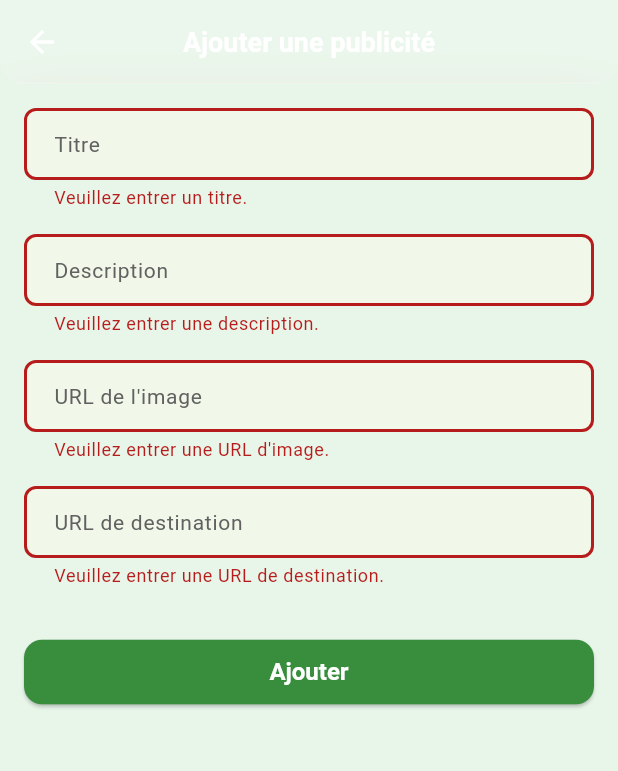
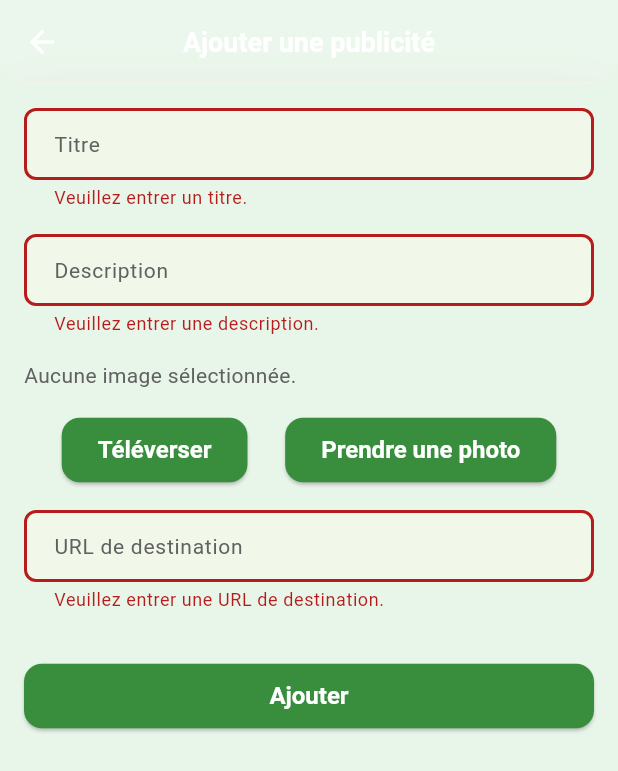
Before and after one commit to ericdzik/MoneyCharge, a Flutter app: the AdScreen screen opened directly, after a tap on "Ajouter", on a phone screen of 412 x 824 dp. Shown: the top 771 px of the screen. Run offline on Flutter 3.47's test engine with Material 3 defaults, Android fonts, the phone set to English and light mode, and no system bars; our stand-ins replace card_swiper, cloud_firestore, firebase_auth, firebase_core, firebase_storage, flutter_local_notifications and 6 more; missing offline and left inert: flutter_polyline_points; accounts and stored records are empty.

Commit message:
feat: Allow admin to upload or capture ad images
This commit replaces the manual image URL input field with buttons to either upload an image from the gallery or capture a new one using the camera. This improves the user experience for admins creating new ads.

- Modified `ad_screen.dart` to include image selection buttons and a preview widget.
- Implemented image picking and capturing logic using the `image_picker` package.
- Updated `AdProvider` and `StorageService` to handle image uploads to Firebase Storage.

```diff
--- a/lib/features/admin/screens/ad_screen.dart
+++ b/lib/features/admin/screens/ad_screen.dart
@@ -1,4 +1,6 @@
+import 'dart:io';
 import 'package:flutter/material.dart';
+import 'package:image_picker/image_picker.dart';
 import 'package:provider/provider.dart';
 import 'package:locacharge/core/widgets/custom_app_bar.dart';
 import 'package:locacharge/core/widgets/custom_button.dart';
@@ -16,25 +18,33 @@ class _AdScreenState extends State<AdScreen> {
   final _formKey = GlobalKey<FormState>();
   final _titleController = TextEditingController();
   final _descriptionController = TextEditingController();
-  final _imageUrlController = TextEditingController();
   final _urlController = TextEditingController();
+  XFile? _image;
 
   @override
   void dispose() {
     _titleController.dispose();
     _descriptionController.dispose();
-    _imageUrlController.dispose();
     _urlController.dispose();
     super.dispose();
   }
 
   Future<void> _addAd() async {
     if (_formKey.currentState!.validate()) {
+      if (_image == null) {
+        ScaffoldMessenger.of(context).showSnackBar(
+          const SnackBar(
+            content: Text('Veuillez sélectionner une image.'),
+          ),
+        );
+        return;
+      }
+
       final adProvider = Provider.of<AdProvider>(context, listen: false);
       final success = await adProvider.addAd(
         title: _titleController.text,
         description: _descriptionController.text,
-        imageUrl: _imageUrlController.text,
+        image: _image!,
         url: _urlController.text,
       );
 
@@ -54,6 +64,16 @@ class _AdScreenState extends State<AdScreen> {
           );
         }
       }
+    }
+  }
+
+  Future<void> _pickImage(ImageSource source) async {
+    final pickedFile = await ImagePicker().pickImage(source: source);
+
+    if (pickedFile != null) {
+      setState(() {
+        _image = pickedFile;
+      });
     }
   }
 
@@ -97,15 +117,22 @@ class _AdScreenState extends State<AdScreen> {
                 },
               ),
               const SizedBox(height: 16.0),
-              CustomTextField(
-                controller: _imageUrlController,
-                labelText: 'URL de l\'image',
-                validator: (value) {
-                  if (value == null || value.isEmpty) {
-                    return 'Veuillez entrer une URL d\'image.';
-                  }
-                  return null;
-                },
+              _image == null
+                  ? const Text('Aucune image sélectionnée.')
+                  : Image.file(File(_image!.path)),
+              const SizedBox(height: 16.0),
+              Row(
+                mainAxisAlignment: MainAxisAlignment.spaceEvenly,
+                children: [
+                  CustomButton(
+                    text: 'Téléverser',
+                    onPressed: () => _pickImage(ImageSource.gallery),
+                  ),
+                  CustomButton(
+                    text: 'Prendre une photo',
+                    onPressed: () => _pickImage(ImageSource.camera),
+                  ),
+                ],
               ),
               const SizedBox(height: 16.0),
               CustomTextField(
```
Also changed, not shown: lib/providers/ad_provider.dart (+11 -1 lines), lib/services/storage_service.dart (+14 -0 lines).
